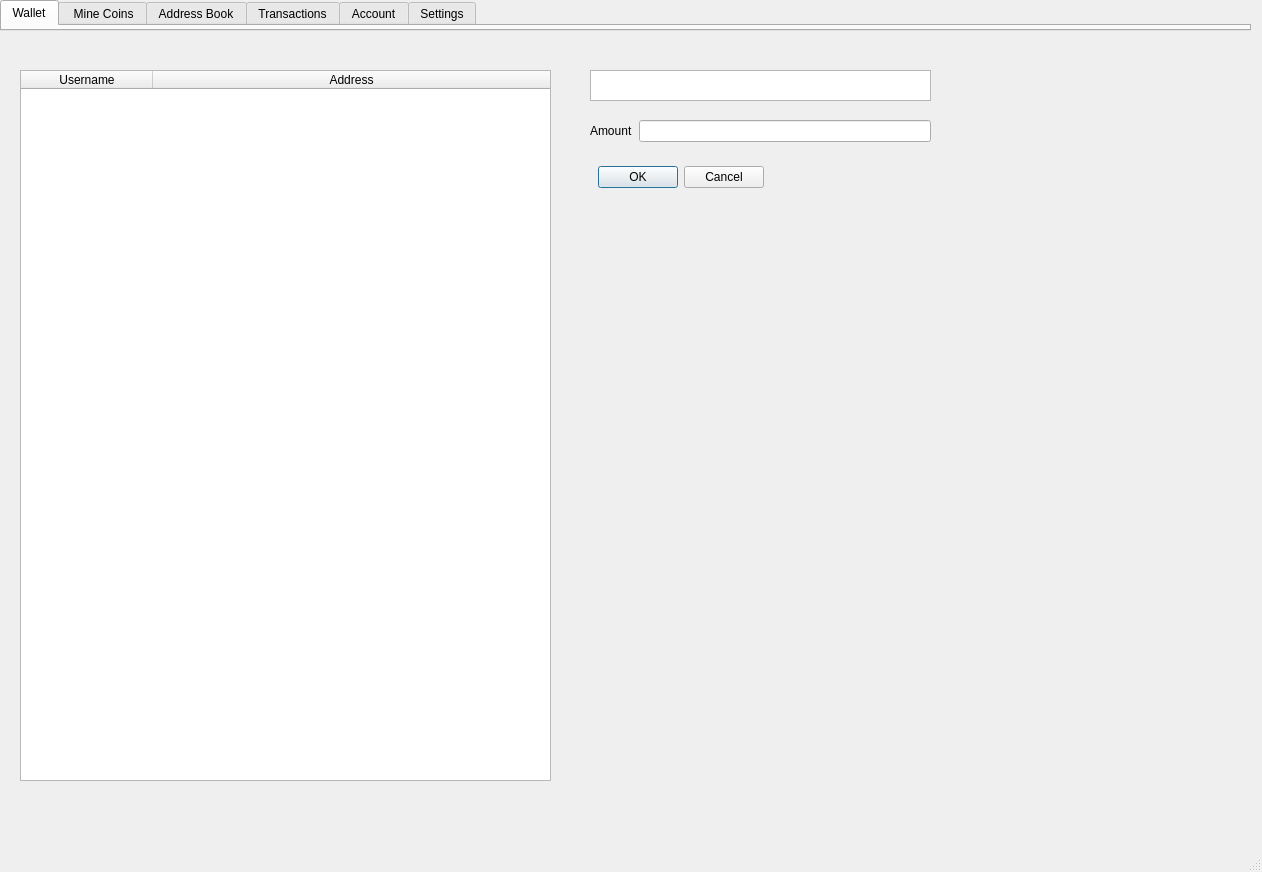
Old version of the form src/qt/plasmacoin-client/mainwindow.ui in the repository plasmacoin-crypto/Plasmacoin-Blockchain.
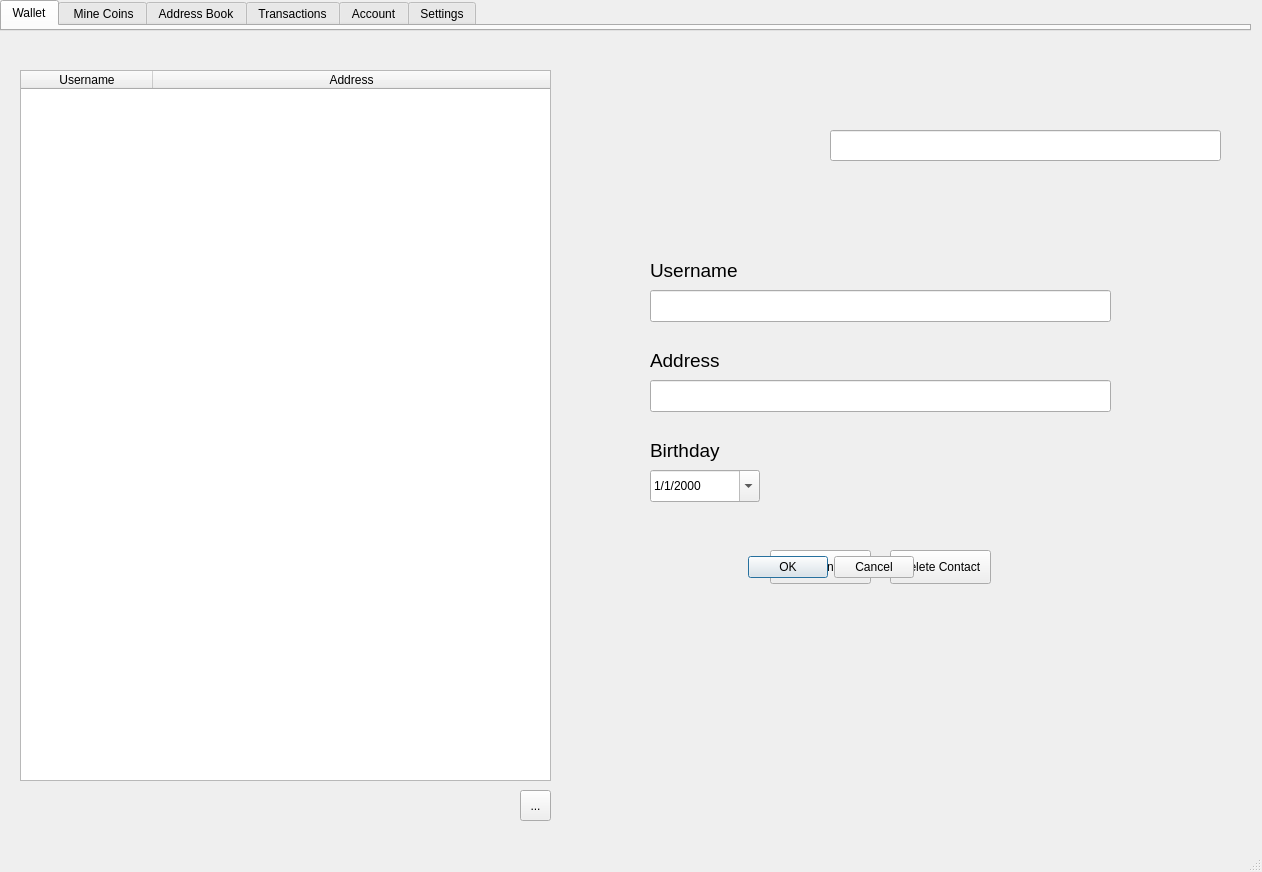
New version of the form. The open tabs and pages were chosen to show the change. Icons and pictures are not drawn.

Commit message: Update the address book page

The edit to the form file:
```diff
--- a/src/qt/plasmacoin-client/mainwindow.ui
+++ b/src/qt/plasmacoin-client/mainwindow.ui
@@ -96,6 +96,9 @@
     </widget>
    </widget>
    <widget class="QStackedWidget" name="stackedWidget">
+    <property name="enabled">
+     <bool>true</bool>
+    </property>
     <property name="geometry">
      <rect>
       <x>-10</x>
@@ -254,59 +257,7 @@
      </widget>
     </widget>
     <widget class="QWidget" name="addressBook">
-     <widget class="QDialogButtonBox" name="buttonBox">
-      <property name="geometry">
-       <rect>
-        <x>600</x>
-        <y>130</y>
-        <width>174</width>
-        <height>34</height>
-       </rect>
-      </property>
-      <property name="focusPolicy">
-       <enum>Qt::StrongFocus</enum>
-      </property>
-      <property name="standardButtons">
-       <set>QDialogButtonBox::Cancel|QDialogButtonBox::Ok</set>
-      </property>
-     </widget>
-     <widget class="QWidget" name="formLayoutWidget">
-      <property name="geometry">
-       <rect>
-        <x>600</x>
-        <y>90</y>
-        <width>341</width>
-        <height>41</height>
-       </rect>
-      </property>
-      <layout class="QFormLayout" name="formLayout">
-       <item row="0" column="0">
-        <widget class="QLabel" name="amountLabel">
-         <property name="text">
-          <string>Amount</string>
-         </property>
-        </widget>
-       </item>
-       <item row="0" column="1">
-        <widget class="QLineEdit" name="amountLineEdit">
-         <property name="text">
-          <string/>
-         </property>
-        </widget>
-       </item>
-      </layout>
-     </widget>
-     <widget class="QTextBrowser" name="textBrowser">
-      <property name="geometry">
-       <rect>
-        <x>600</x>
-        <y>40</y>
-        <width>341</width>
-        <height>31</height>
-       </rect>
-      </property>
-     </widget>
-     <widget class="QTableWidget" name="tableWidget">
+     <widget class="QTableWidget" name="contactsList">
       <property name="geometry">
        <rect>
         <x>30</x>
@@ -347,8 +298,290 @@
        </property>
       </column>
      </widget>
+     <widget class="QLineEdit" name="nameField">
+      <property name="geometry">
+       <rect>
+        <x>840</x>
+        <y>100</y>
+        <width>391</width>
+        <height>31</height>
+       </rect>
+      </property>
+     </widget>
+     <widget class="QLabel" name="contactImage">
+      <property name="geometry">
+       <rect>
+        <x>650</x>
+        <y>40</y>
+        <width>151</width>
+        <height>151</height>
+       </rect>
+      </property>
+      <property name="text">
+       <string/>
+      </property>
+      <property name="pixmap">
+       <pixmap>../assets/contact-default-sharpened.png</pixmap>
+      </property>
+     </widget>
+     <widget class="QLabel" name="addrBookSub2">
+      <property name="geometry">
+       <rect>
+        <x>660</x>
+        <y>310</y>
+        <width>91</width>
+        <height>41</height>
+       </rect>
+      </property>
+      <property name="styleSheet">
+       <string notr="true">text-align: center</string>
+      </property>
+      <property name="text">
+       <string>&lt;html&gt;&lt;head/&gt;&lt;body&gt;&lt;p&gt;&lt;span style=&quot; font-size:14pt;&quot;&gt;Address&lt;/span&gt;&lt;/p&gt;&lt;/body&gt;&lt;/html&gt;</string>
+      </property>
+     </widget>
+     <widget class="QDateEdit" name="birthday">
+      <property name="enabled">
+       <bool>true</bool>
+      </property>
+      <property name="geometry">
+       <rect>
+        <x>660</x>
+        <y>440</y>
+        <width>110</width>
+        <height>32</height>
+       </rect>
+      </property>
+      <property name="focusPolicy">
+       <enum>Qt::NoFocus</enum>
+      </property>
+      <property name="readOnly">
+       <bool>false</bool>
+      </property>
+      <property name="displayFormat">
+       <string>M/d/yyyy</string>
+      </property>
+      <property name="calendarPopup">
+       <bool>true</bool>
+      </property>
+     </widget>
+     <widget class="QLabel" name="addrBookSub3">
+      <property name="geometry">
+       <rect>
+        <x>660</x>
+        <y>400</y>
+        <width>91</width>
+        <height>41</height>
+       </rect>
+      </property>
+      <property name="styleSheet">
+       <string notr="true">text-align: center</string>
+      </property>
+      <property name="text">
+       <string>&lt;html&gt;&lt;head/&gt;&lt;body&gt;&lt;p&gt;&lt;span style=&quot; font-size:14pt;&quot;&gt;Birthday&lt;/span&gt;&lt;/p&gt;&lt;/body&gt;&lt;/html&gt;</string>
+      </property>
+     </widget>
+     <widget class="QToolButton" name="btn_addContact">
+      <property name="geometry">
+       <rect>
+        <x>530</x>
+        <y>760</y>
+        <width>31</width>
+        <height>31</height>
+       </rect>
+      </property>
+      <property name="text">
+       <string>...</string>
+      </property>
+      <property name="icon">
+       <iconset>
+        <normaloff>../../../../../../.designer/assets/plus.png</normaloff>../../../../../../.designer/assets/plus.png</iconset>
+      </property>
+      <property name="iconSize">
+       <size>
+        <width>24</width>
+        <height>24</height>
+       </size>
+      </property>
+     </widget>
+     <widget class="QPushButton" name="btn_edit">
+      <property name="geometry">
+       <rect>
+        <x>780</x>
+        <y>520</y>
+        <width>101</width>
+        <height>34</height>
+       </rect>
+      </property>
+      <property name="text">
+       <string>Edit Contact</string>
+      </property>
+      <property name="checked">
+       <bool>false</bool>
+      </property>
+      <property name="flat">
+       <bool>false</bool>
+      </property>
+     </widget>
+     <widget class="QPushButton" name="btn_delete">
+      <property name="geometry">
+       <rect>
+        <x>900</x>
+        <y>520</y>
+        <width>101</width>
+        <height>34</height>
+       </rect>
+      </property>
+      <property name="text">
+       <string>Delete Contact</string>
+      </property>
+     </widget>
+     <widget class="QLabel" name="addrBookSub1">
+      <property name="geometry">
+       <rect>
+        <x>660</x>
+        <y>220</y>
+        <width>101</width>
+        <height>41</height>
+       </rect>
+      </property>
+      <property name="styleSheet">
+       <string notr="true">text-align: center</string>
+      </property>
+      <property name="text">
+       <string>&lt;html&gt;&lt;head/&gt;&lt;body&gt;&lt;p&gt;&lt;span style=&quot; font-size:14pt;&quot;&gt;Username&lt;/span&gt;&lt;/p&gt;&lt;/body&gt;&lt;/html&gt;</string>
+      </property>
+     </widget>
+     <widget class="QLineEdit" name="usernameField">
+      <property name="geometry">
+       <rect>
+        <x>660</x>
+        <y>260</y>
+        <width>461</width>
+        <height>32</height>
+       </rect>
+      </property>
+     </widget>
+     <widget class="QLineEdit" name="addressField">
+      <property name="geometry">
+       <rect>
+        <x>660</x>
+        <y>350</y>
+        <width>461</width>
+        <height>32</height>
+       </rect>
+      </property>
+     </widget>
+     <widget class="QLabel" name="usernameDisplay">
+      <property name="geometry">
+       <rect>
+        <x>660</x>
+        <y>260</y>
+        <width>461</width>
+        <height>31</height>
+       </rect>
+      </property>
+      <property name="text">
+       <string/>
+      </property>
+     </widget>
+     <widget class="QLabel" name="addressDisplay">
+      <property name="geometry">
+       <rect>
+        <x>660</x>
+        <y>350</y>
+        <width>461</width>
+        <height>31</height>
+       </rect>
+      </property>
+      <property name="text">
+       <string/>
+      </property>
+     </widget>
+     <widget class="QLabel" name="nameDisplay">
+      <property name="geometry">
+       <rect>
+        <x>840</x>
+        <y>100</y>
+        <width>391</width>
+        <height>31</height>
+       </rect>
+      </property>
+      <property name="text">
+       <string/>
+      </property>
+     </widget>
+     <widget class="QDialogButtonBox" name="btndiag_confirm">
+      <property name="geometry">
+       <rect>
+        <x>750</x>
+        <y>520</y>
+        <width>174</width>
+        <height>34</height>
+       </rect>
+      </property>
+      <property name="orientation">
+       <enum>Qt::Horizontal</enum>
+      </property>
+      <property name="standardButtons">
+       <set>QDialogButtonBox::Cancel|QDialogButtonBox::Ok</set>
+      </property>
+     </widget>
     </widget>
-    <widget class="QWidget" name="transactions"/>
+    <widget class="QWidget" name="transactions">
+     <widget class="QTextBrowser" name="textBrowser">
+      <property name="geometry">
+       <rect>
+        <x>40</x>
+        <y>20</y>
+        <width>341</width>
+        <height>31</height>
+       </rect>
+      </property>
+     </widget>
+     <widget class="QDialogButtonBox" name="buttonBox">
+      <property name="geometry">
+       <rect>
+        <x>40</x>
+        <y>110</y>
+        <width>174</width>
+        <height>34</height>
+       </rect>
+      </property>
+      <property name="focusPolicy">
+       <enum>Qt::StrongFocus</enum>
+      </property>
+      <property name="standardButtons">
+       <set>QDialogButtonBox::Cancel|QDialogButtonBox::Ok</set>
+      </property>
+     </widget>
+     <widget class="QWidget" name="formLayoutWidget">
+      <property name="geometry">
+       <rect>
+        <x>40</x>
+        <y>70</y>
+        <width>341</width>
+        <height>41</height>
+       </rect>
+      </property>
+      <layout class="QFormLayout" name="formLayout">
+       <item row="0" column="0">
+        <widget class="QLabel" name="amountLabel">
+         <property name="text">
+          <string>Amount</string>
+         </property>
+        </widget>
+       </item>
+       <item row="0" column="1">
+        <widget class="QLineEdit" name="amountLineEdit">
+         <property name="text">
+          <string/>
+         </property>
+        </widget>
+       </item>
+      </layout>
+     </widget>
+    </widget>
     <widget class="QWidget" name="account">
      <widget class="QStackedWidget" name="accountView">
       <property name="geometry">
```
Left out of the diff: 19 changed lines with no effect on the pictures. The commit also changes 1 other file.
